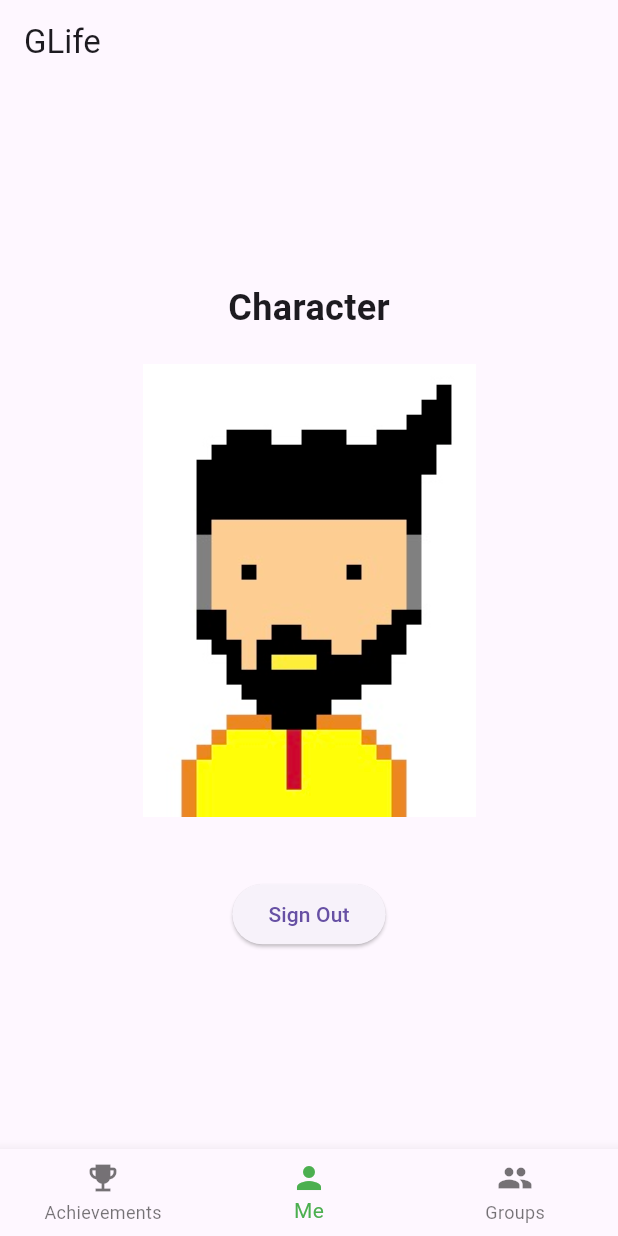
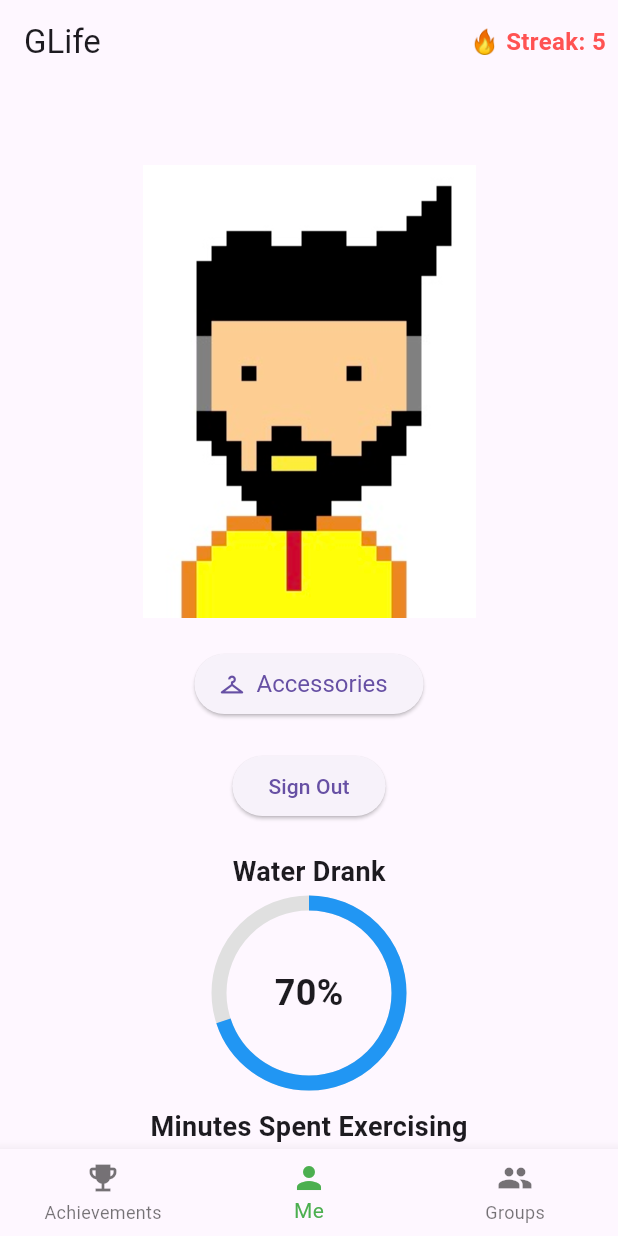
Before and after one commit to santtoshh/GLife, a Flutter app: the screen it shows once a user with an empty profile is signed in, on a phone screen of 412 x 824 dp. Run offline on Flutter 3.47's test engine with Material 3 defaults, Android fonts, the phone set to English and light mode, and no system bars; our stand-ins replace firebase_auth, firebase_core; accounts and stored records are empty.

Commit message:
version 2

```diff
--- a/lib/pages/home_page.dart
+++ b/lib/pages/home_page.dart
@@ -1,7 +1,7 @@
-
 import 'package:flutter/material.dart';
 import 'package:glife/auth.dart';
 import 'package:firebase_auth/firebase_auth.dart';
+import 'accessories.dart';
 
 class HomePage extends StatefulWidget {
   const HomePage({Key? key}) : super(key: key);
@@ -11,7 +11,7 @@ class HomePage extends StatefulWidget {
 }
 
 class _HomePageState extends State<HomePage> {
-  int _selectedIndex = 1; // Default to the "Me" tab
+  int _selectedIndex = 1; // this is to default the ME tab
 
   final User? user = Auth().currentUser;
 
@@ -19,25 +19,68 @@ class _HomePageState extends State<HomePage> {
     await Auth().signOut();
   }
 
+  int getUserStreak() {
+    // Placeholder for getting the user's streak, replace with actual logic
+    return 5;
+  }
+
+  String getBedtime() {
+    // Placeholder for getting bedtime for today
+    return '10:30 PM';
+  }
+
+  double waterProgress = 0.7; // Placeholder value for water drank progress
+  double exerciseProgress = 0.5; // Placeholder value for minutes spent exercising progress
+
   List<Widget> _widgetOptions() {
     return <Widget>[
       const Center(child: Text('Achievements')),
-      Column(
+      SingleChildScrollView(
+        child: Column(
           mainAxisAlignment: MainAxisAlignment.center,
           children: [
-          const Text(
-            'Character',
+            Text(
+              user?.email ?? 'User email',
               style: TextStyle(fontSize: 24, fontWeight: FontWeight.bold),
             ),
             const SizedBox(height: 20),
-          Image.asset('assets/images/character.jpeg'), // Ensure the image path is correct
+            Image.asset('assets/images/character.jpeg'),
             const SizedBox(height: 20),
-          Text(user?.email ?? 'User email'),
+            ElevatedButton.icon(
+              onPressed: () {
+                Navigator.push(
+                  context,
+                  MaterialPageRoute(builder: (context) => const AccessoriesPage()),
+                );
+              },
+              icon: const Icon(Icons.checkroom), // Use a valid icon for "shirt"
+              label: const Text('Accessories'),
+              style: ElevatedButton.styleFrom(
+                textStyle: const TextStyle(fontSize: 16),
+              ),
+            ),
+            const SizedBox(height: 20),
             ElevatedButton(
               onPressed: signOut,
               child: const Text('Sign Out'),
             ),
+            const SizedBox(height: 20),
+            // Custom circular progress indicators for Water Drank and Minutes Spent Exercising
+            _buildCircularProgressIndicator('Water Drank', waterProgress, Colors.blue),
+            const SizedBox(height: 16),
+            _buildCircularProgressIndicator('Minutes Spent Exercising', exerciseProgress, Colors.green),
+            const SizedBox(height: 16),
+            // Prominent display of Bedtime
+            Text(
+              'Bedtime today:',
+              style: TextStyle(fontSize: 18, fontWeight: FontWeight.bold),
+            ),
+            Text(
+              getBedtime(),
+              style: TextStyle(fontSize: 24, fontWeight: FontWeight.bold),
+            ),
           ],
+        ),
       ),
       const Center(child: Text('Groups')),
     ];
@@ -52,7 +95,24 @@ class _HomePageState extends State<HomePage> {
   @override
   Widget build(BuildContext context) {
     return Scaffold(
-      appBar: AppBar(title: const Text('GLife')),
+      appBar: AppBar(
+        title: const Text('GLife'),
+        actions: [
+          Padding(
+            padding: const EdgeInsets.all(8.0),
+            child: Center(
+              child: Text(
+                '🔥 Streak: ${getUserStreak()}',
+                style: const TextStyle(
+                  fontSize: 16,
+                  fontWeight: FontWeight.bold,
+                  color: Colors.redAccent,
+                ),
+              ),
+            ),
+          ),
+        ],
+      ),
       body: Center(
         child: _widgetOptions().elementAt(_selectedIndex),
       ),
@@ -77,4 +137,35 @@ class _HomePageState extends State<HomePage> {
       ),
     );
   }
+
+  Widget _buildCircularProgressIndicator(String title, double progress, Color color) {
+    return Column(
+      children: [
+        Text(
+          title,
+          style: TextStyle(fontSize: 18, fontWeight: FontWeight.bold),
+        ),
+        SizedBox(height: 8),
+        Stack(
+          alignment: Alignment.center,
+          children: [
+            SizedBox(
+              width: 120,
+              height: 120,
+              child: CircularProgressIndicator(
+                value: progress,
+                strokeWidth: 10,
+                backgroundColor: Colors.grey[300],
+                valueColor: AlwaysStoppedAnimation<Color>(color),
+              ),
+            ),
+            Text(
+              '${(progress * 100).toInt()}%',
+              style: TextStyle(fontSize: 24, fontWeight: FontWeight.bold),
+            ),
+          ],
+        ),
+      ],
+    );
   }
+}
--- a/pubspec.yaml
+++ b/pubspec.yaml
@@ -12,6 +12,7 @@ dependencies:
     sdk: flutter
   firebase_core: ^2.31.1
   firebase_auth: ^4.19.6
+  intl: ^0.17.0
 
 
 dev_dependencies:
@@ -25,3 +26,5 @@ flutter:
   assets:
     - assets/images/logo.jpeg
     - assets/images/character.jpeg
+    - assets/images/sunglasses.jpg
+    - assets/images/character_sunglasses.png
```
Also changed, not shown: lib/pages/accessories.dart (added, +55 -0 lines), assets/images/character_sunglasses.png (added), assets/images/sunglasses.jpg (added), pubspec.lock, 3 other files. Lines whose indentation alone changed are shown as unchanged.
